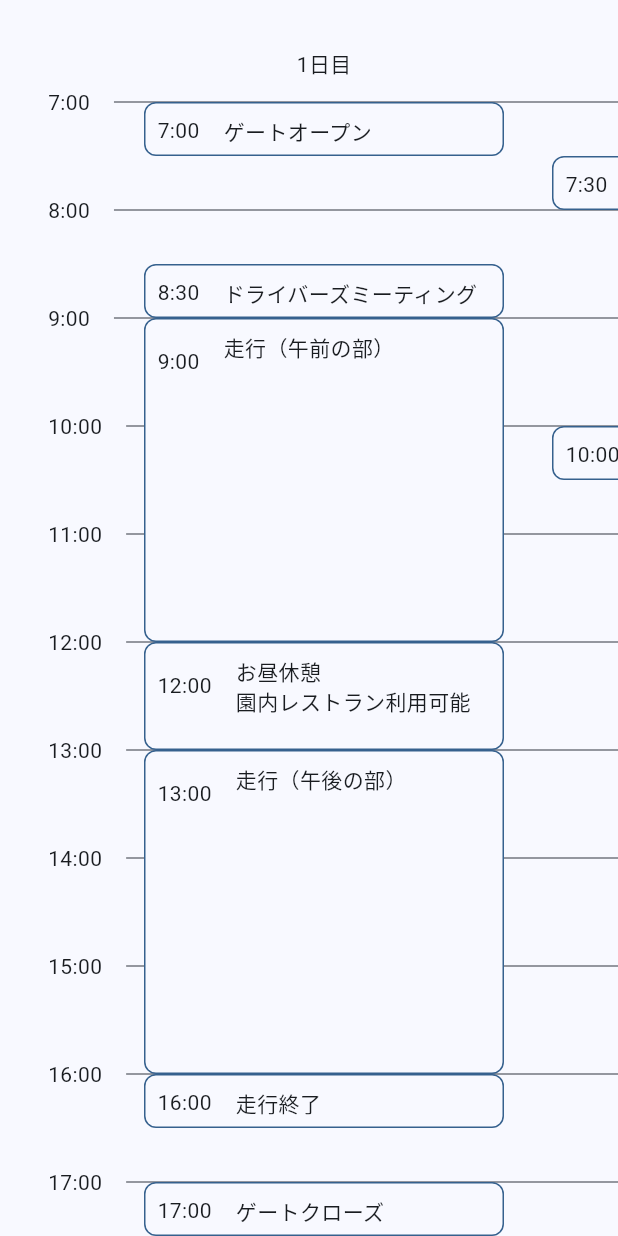
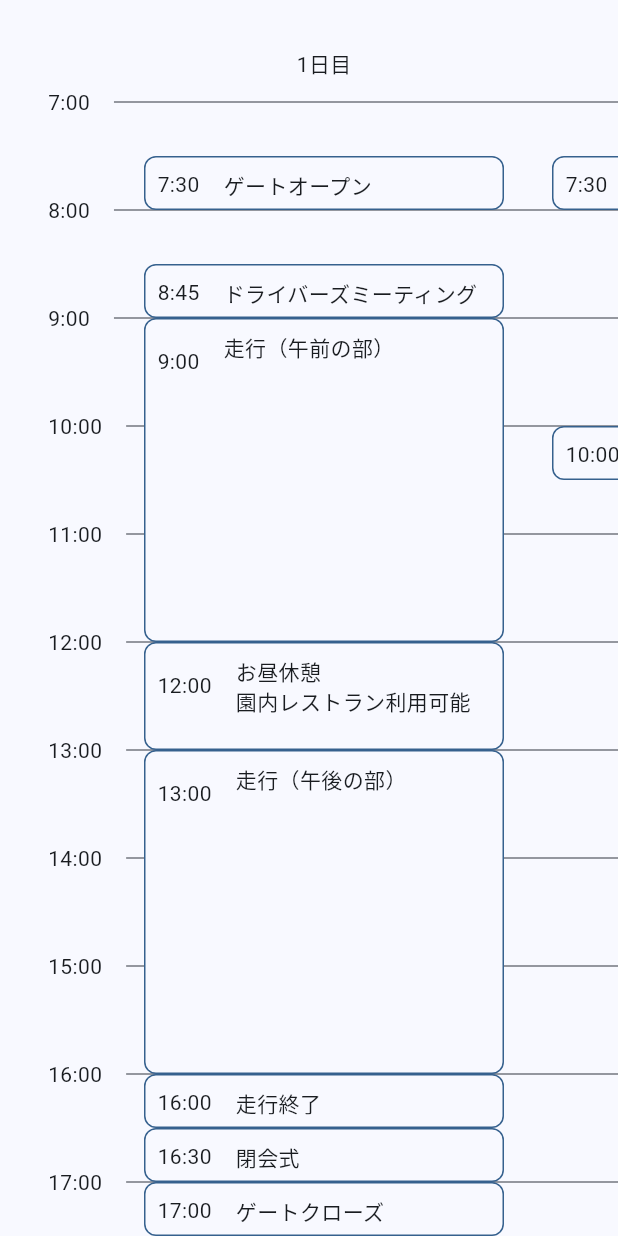
Before and after one commit to tegetege/tegezumi-soukoukai, a Flutter app: the TimetablePage widget shown alone on an empty page, opened directly, on a phone screen of 412 x 824 dp. Run offline on Flutter 3.47's test engine with Material 2 defaults, Android fonts, the phone set to English and light mode, and no system bars; our stand-ins replace flutter_hooks, google_fonts; missing offline and left inert: webviewx_plus.

Commit message:
fix timetable

```diff
--- a/lib/timetable_page.dart
+++ b/lib/timetable_page.dart
@@ -19,11 +19,12 @@ class TimetablePage extends StatelessWidget {
                 child: Column(
                   children: [
                     SizedBox(height: 36, child: Text('1日目')),
-                    Event(height: 36, time: '7:00', label: 'ゲートオープン', text: ''),
-                    SizedBox(height: 36 * 2),
+                    SizedBox(height: 36 * 1),
+                    Event(height: 36, time: '7:30', label: 'ゲートオープン', text: ''),
+                    SizedBox(height: 36 * 1),
                     Event(
                         height: 36,
-                        time: '8:30',
+                        time: '8:45',
                         label: 'ドライバーズミーティング',
                         text: ''),
                     Event(
@@ -42,13 +43,13 @@ class TimetablePage extends StatelessWidget {
                         label: '走行（午後の部）',
                         text: ''),
                     Event(height: 36, time: '16:00', label: '走行終了', text: ''),
-                    SizedBox(height: 36 * 1),
+                    Event(height: 36, time: '16:30', label: '閉会式', text: ''),
                     Event(
                         height: 36, time: '17:00', label: 'ゲートクローズ', text: ''),
                     Event(
                         height: 36, time: '17:30', label: '旅館チェックイン', text: ''),
                     SizedBox(height: 36 * 2),
-                    Event(height: 36, time: '19:00', label: '夕食', text: ''),
+                    Event(height: 36, time: '19:00', label: '夕食&宴会', text: ''),
                   ],
                 ),
               ),
```
